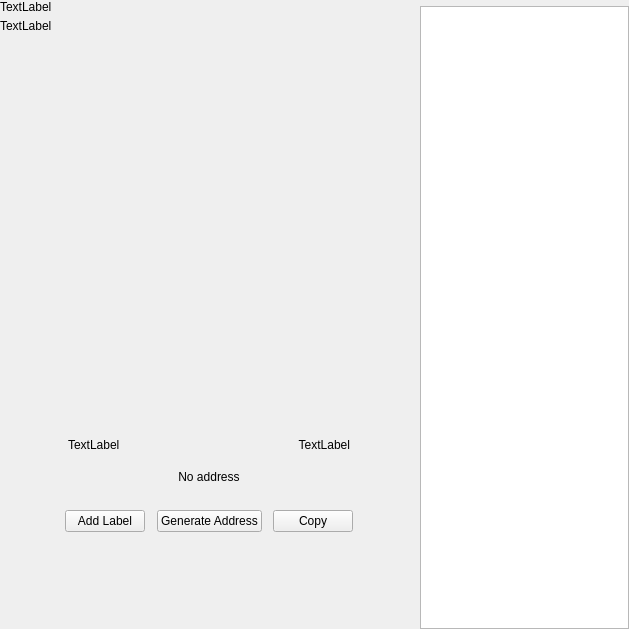
Qt form src/qt/oro/forms/receivewidget.ui (ORO-mlm/ORO-Core) before a commit.
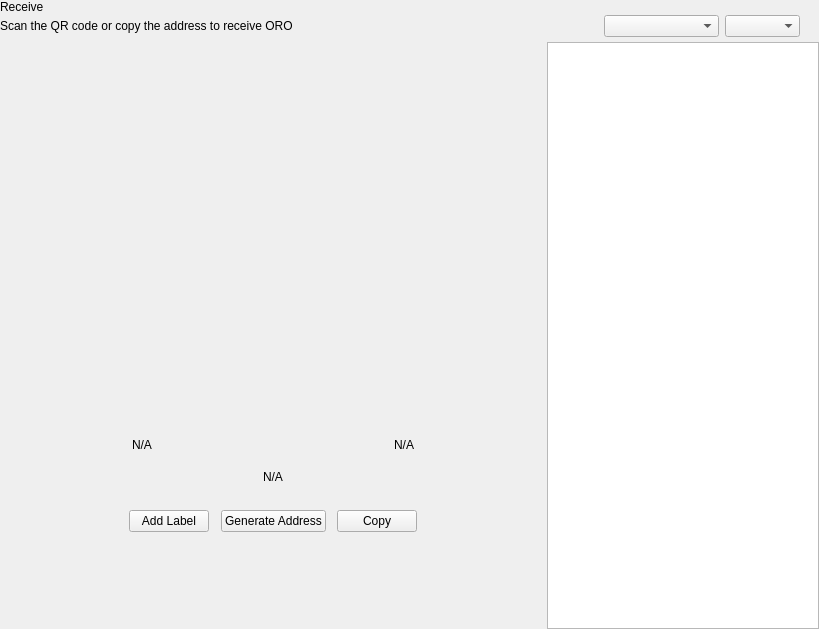
The same form after that commit. Custom widgets are drawn as their Qt base class.

The edit to the form file:
```diff
--- a/src/qt/oro/forms/receivewidget.ui
+++ b/src/qt/oro/forms/receivewidget.ui
@@ -6,7 +6,7 @@
    <rect>
     <x>0</x>
     <y>0</y>
-    <width>629</width>
+    <width>819</width>
     <height>629</height>
    </rect>
   </property>
@@ -71,14 +71,14 @@
             <item>
              <widget class="QLabel" name="labelTitle">
               <property name="text">
-               <string>TextLabel</string>
+               <string>Receive</string>
               </property>
              </widget>
             </item>
             <item alignment="Qt::AlignTop">
              <widget class="QLabel" name="labelSubtitle1">
               <property name="text">
-               <string>TextLabel</string>
+               <string>Scan the QR code or copy the address to receive ORO</string>
               </property>
              </widget>
             </item>
@@ -190,7 +190,7 @@
               <item>
                <widget class="QLabel" name="labelLabel">
                 <property name="text">
-                 <string>TextLabel</string>
+                 <string notr="true">N/A</string>
                 </property>
                </widget>
               </item>
@@ -210,7 +210,7 @@
               <item>
                <widget class="QLabel" name="labelDate">
                 <property name="text">
-                 <string>TextLabel</string>
+                 <string notr="true">N/A</string>
                 </property>
                 <property name="alignment">
                  <set>Qt::AlignRight|Qt::AlignTrailing|Qt::AlignVCenter</set>
@@ -235,7 +235,7 @@
               </size>
              </property>
              <property name="text">
-              <string>No address</string>
+              <string notr="true">N/A</string>
              </property>
              <property name="alignment">
               <set>Qt::AlignCenter</set>
@@ -384,6 +384,66 @@
           </item>
          </layout>
         </item>
+        <item>
+         <widget class="QWidget" name="sortWidget" native="true">
+          <layout class="QHBoxLayout" name="horizontalLayout_6">
+           <property name="leftMargin">
+            <number>19</number>
+           </property>
+           <property name="rightMargin">
+            <number>19</number>
+           </property>
+           <property name="bottomMargin">
+            <number>5</number>
+           </property>
+           <item>
+            <spacer name="horizontalSpacer_3">
+             <property name="orientation">
+              <enum>Qt::Horizontal</enum>
+             </property>
+             <property name="sizeHint" stdset="0">
+              <size>
+               <width>40</width>
+               <height>20</height>
+              </size>
+             </property>
+            </spacer>
+           </item>
+           <item>
+            <widget class="QComboBox" name="comboBoxSort">
+             <property name="sizePolicy">
+              <sizepolicy hsizetype="Preferred" vsizetype="Fixed">
+               <horstretch>0</horstretch>
+               <verstretch>0</verstretch>
+              </sizepolicy>
+             </property>
+             <property name="minimumSize">
+              <size>
+               <width>115</width>
+               <height>0</height>
+              </size>
+             </property>
+            </widget>
+           </item>
+           <item>
+            <widget class="QComboBox" name="comboBoxSortOrder">
+             <property name="sizePolicy">
+              <sizepolicy hsizetype="Preferred" vsizetype="Fixed">
+               <horstretch>0</horstretch>
+               <verstretch>0</verstretch>
+              </sizepolicy>
+             </property>
+             <property name="minimumSize">
+              <size>
+               <width>75</width>
+               <height>0</height>
+              </size>
+             </property>
+            </widget>
+           </item>
+          </layout>
+         </widget>
+        </item>
         <item>
          <widget class="QListView" name="listViewAddress"/>
         </item>
```
Left out of the diff: 114 changed lines with no effect on the pictures.
